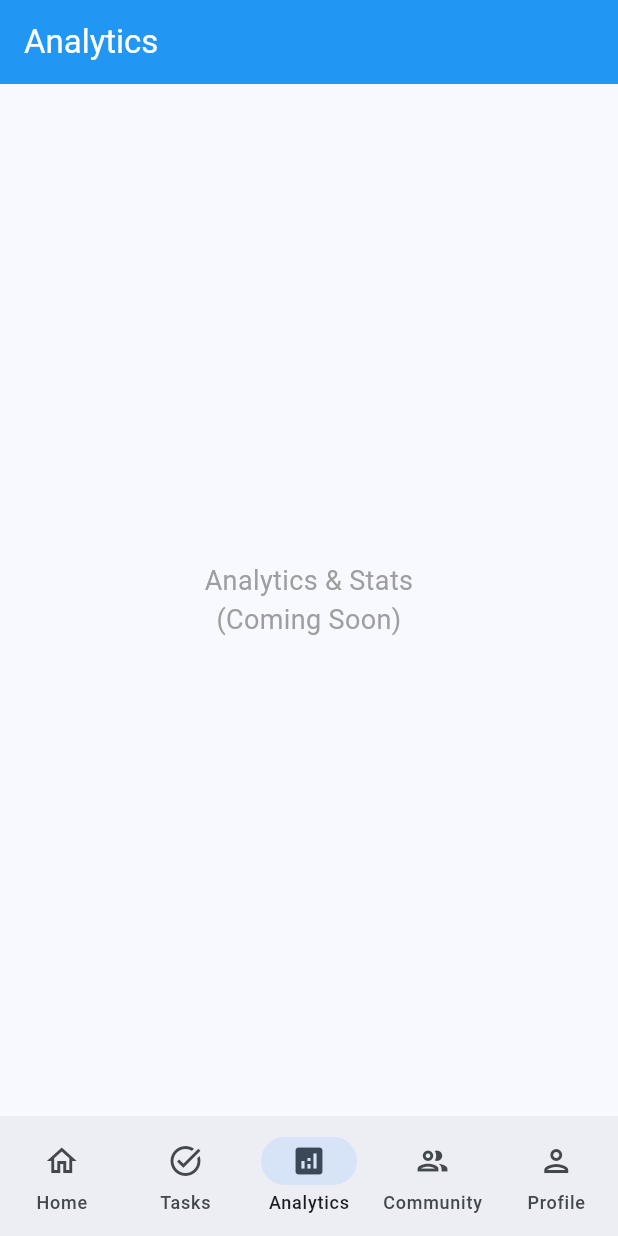
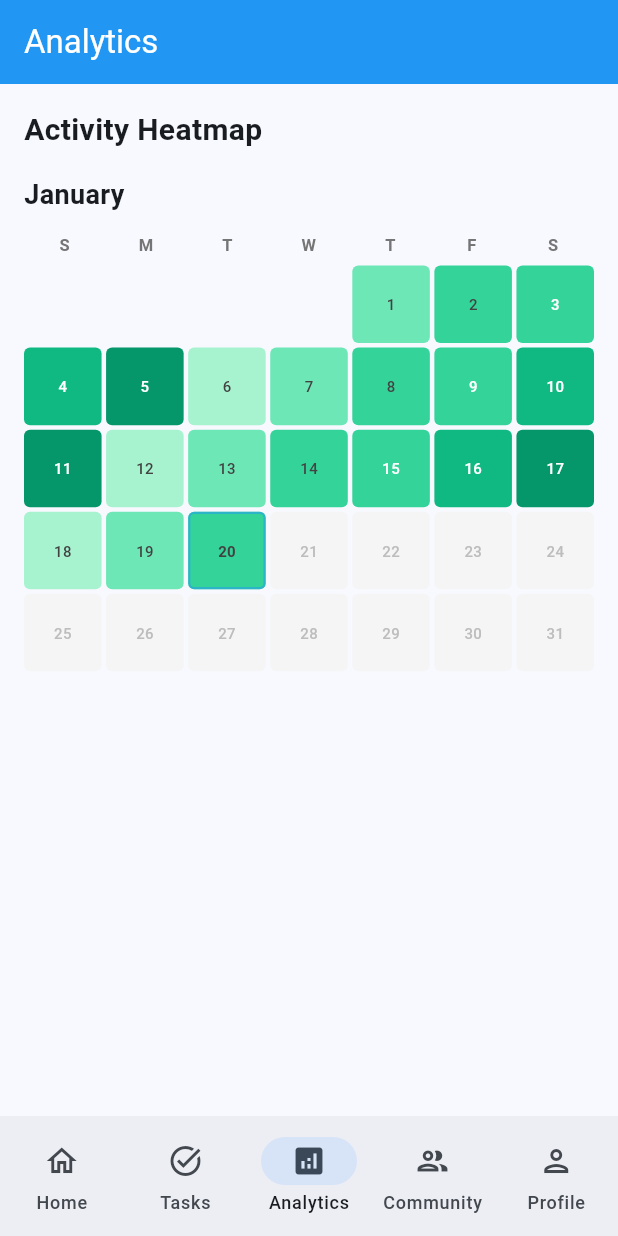
Before and after one commit to D1pesh/Task_Cue, a Flutter app: the screen it shows after launch, item 3 of the bottom bar chosen, on a phone screen of 412 x 824 dp. Run offline on Flutter 3.47's test engine with Material 3 defaults, Android fonts, the phone set to English and light mode, and no system bars.

Commit message:
Add heatmap : calendar layout and analytics integration

```diff
--- a/lib/screens/analytics_screen.dart
+++ b/lib/screens/analytics_screen.dart
@@ -1,7 +1,22 @@
 import 'package:flutter/material.dart';
+import '../widgets/heatmap_widget.dart';
 
 class AnalyticsScreen extends StatelessWidget {
   const AnalyticsScreen({super.key});
+
+  Map<DateTime, double> _getMockData() {
+    final now = DateTime.now();
+    final data = <DateTime, double>{};
+    final daysInMonth = DateTime(now.year, now.month + 1, 0).day;
+
+    for (int i = 1; i <= daysInMonth; i++) {
+      final date = DateTime(now.year, now.month, i);
+      if (!date.isAfter(now)) {
+        data[date] = 30.0 + (i % 6) * 35.0;
+      }
+    }
+    return data;
+  }
 
   @override
   Widget build(BuildContext context) {
@@ -11,11 +26,18 @@ class AnalyticsScreen extends StatelessWidget {
         backgroundColor: Colors.blue,
         foregroundColor: Colors.white,
       ),
-      body: const Center(
-        child: Text(
-          'Analytics & Stats\n(Coming Soon)',
-          textAlign: TextAlign.center,
-          style: TextStyle(fontSize: 18, color: Colors.grey),
+      body: Padding(
+        padding: const EdgeInsets.all(16),
+        child: Column(
+          crossAxisAlignment: CrossAxisAlignment.start,
+          children: [
+            const Text(
+              'Activity Heatmap',
+              style: TextStyle(fontSize: 20, fontWeight: FontWeight.bold),
+            ),
+            const SizedBox(height: 16),
+            HeatmapWidget(dailyPoints: _getMockData()),
+          ],
         ),
       ),
     );
--- a/lib/screens/tasks_list_screen.dart
+++ b/lib/screens/tasks_list_screen.dart
@@ -101,9 +101,11 @@ class _TasksListScreenState extends State<TasksListScreen> {
                             direction: DismissDirection.endToStart,
                             confirmDismiss: (_) async {
                               await taskProvider.deleteTask(task.id);
-                              ScaffoldMessenger.of(context).showSnackBar(
-                                SnackBar(content: Text('"${task.title}" deleted')),
-                              );
+                              if (context.mounted) {
+                                ScaffoldMessenger.of(context).showSnackBar(
+                                  SnackBar(content: Text('"${task.title}" deleted')),
+                                );
+                              }
                               return true;
                             },
                             child: _buildTaskCard(task, taskProvider),
--- a/lib/widgets/heatmap_widget.dart
+++ b/lib/widgets/heatmap_widget.dart
@@ -27,34 +27,111 @@ class HeatmapWidget extends StatelessWidget {
   @override
   Widget build(BuildContext context) {
     final now = DateTime.now();
-    // Show last 35 days (5 weeks)
-    final startDate = DateTime(now.year, now.month, now.day)
-        .subtract(const Duration(days: 34));
+    final firstDayOfMonth = DateTime(now.year, now.month, 1);
+    final lastDayOfMonth = DateTime(now.year, now.month + 1, 0);
+    final daysInMonth = lastDayOfMonth.day;
+
+    // Calculate padding (0=Sunday, 1=Monday, etc.)
+    final startWeekday = firstDayOfMonth.weekday % 7;
+    final totalCells = startWeekday + daysInMonth;
 
     return Column(
       crossAxisAlignment: CrossAxisAlignment.start,
       mainAxisSize: MainAxisSize.min,
       children: [
-        // Grid of days
+        // Month name
+        Padding(
+          padding: const EdgeInsets.only(bottom: 12),
+          child: Text(
+            _getMonthName(now.month),
+            style: const TextStyle(
+              fontSize: 18,
+              fontWeight: FontWeight.bold,
+            ),
+          ),
+        ),
+
+        // Weekday headers
+        Padding(
+          padding: const EdgeInsets.only(bottom: 6),
+          child: Row(
+            mainAxisAlignment: MainAxisAlignment.spaceAround,
+            children: ['S', 'M', 'T', 'W', 'T', 'F', 'S']
+                .map((day) => SizedBox(
+                      width: 32,
+                      child: Text(
+                        day,
+                        textAlign: TextAlign.center,
+                        style: TextStyle(
+                          fontSize: 11,
+                          fontWeight: FontWeight.w600,
+                          color: Colors.grey.shade600,
+                        ),
+                      ),
+                    ))
+                .toList(),
+          ),
+        ),
+
+        // Calendar grid
         GridView.builder(
           shrinkWrap: true,
           physics: const NeverScrollableScrollPhysics(),
           gridDelegate: const SliverGridDelegateWithFixedCrossAxisCount(
             crossAxisCount: 7,
-            mainAxisSpacing: 4,
-            crossAxisSpacing: 4,
+            mainAxisSpacing: 3,
+            crossAxisSpacing: 3,
             childAspectRatio: 1.0,
           ),
-          itemCount: 35,
+          itemCount: totalCells,
           itemBuilder: (context, index) {
-            final date = startDate.add(Duration(days: index));
+            // Empty cells before month starts
+            if (index < startWeekday) {
+              return const SizedBox();
+            }
+
+            final dayNumber = index - startWeekday + 1;
+            final date = DateTime(now.year, now.month, dayNumber);
             final dateKey = DateTime(date.year, date.month, date.day);
             final points = dailyPoints[dateKey] ?? 0.0;
+            final isSelected = selectedDate != null &&
+                selectedDate!.year == date.year &&
+                selectedDate!.month == date.month &&
+                selectedDate!.day == date.day;
+            final isToday = date.year == now.year &&
+                date.month == now.month &&
+                date.day == now.day;
+            final isFuture = date.isAfter(now);
 
-            return Container(
-              decoration: BoxDecoration(
-                color: _getColorForPoints(points),
-                borderRadius: BorderRadius.circular(4),
+            return GestureDetector(
+              onTap: isFuture ? null : () => onDateTap?.call(date),
+              child: Container(
+                decoration: BoxDecoration(
+                  color: isFuture ? Colors.grey.shade100 : _getColorForPoints(points),
+                  borderRadius: BorderRadius.circular(4),
+                  border: Border.all(
+                    color: isSelected
+                        ? Colors.blue
+                        : isToday
+                            ? Colors.blue.withValues(alpha: 0.5)
+                            : Colors.transparent,
+                    width: isSelected ? 2 : isToday ? 1.5 : 0,
+                  ),
+                ),
+                child: Center(
+                  child: Text(
+                    '$dayNumber',
+                    style: TextStyle(
+                      fontSize: 10,
+                      fontWeight: isToday ? FontWeight.bold : FontWeight.w500,
+                      color: isFuture
+                          ? Colors.grey.shade400
+                          : points > 100
+                              ? Colors.white
+                              : Colors.grey.shade800,
+                    ),
+                  ),
+                ),
               ),
             );
           },
@@ -62,4 +139,12 @@ class HeatmapWidget extends StatelessWidget {
       ],
     );
   }
+
+  String _getMonthName(int month) {
+    const months = [
+      'January', 'February', 'March', 'April', 'May', 'June',
+      'July', 'August', 'September', 'October', 'November', 'December'
+    ];
+    return months[month - 1];
+  }
 }
```
